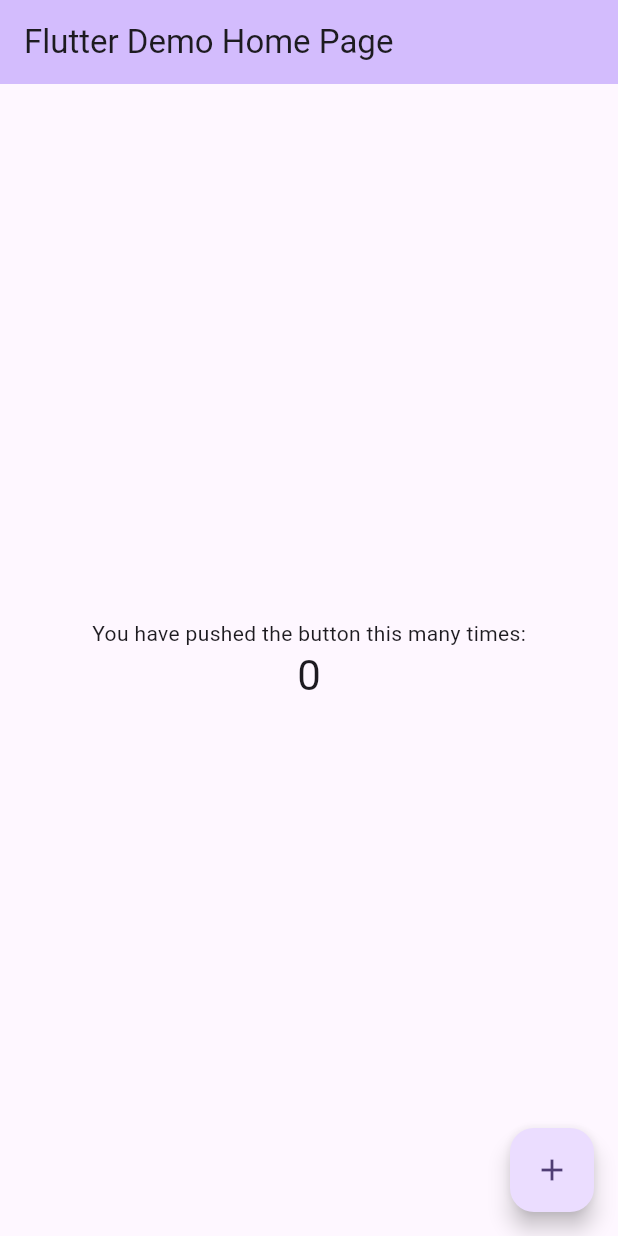
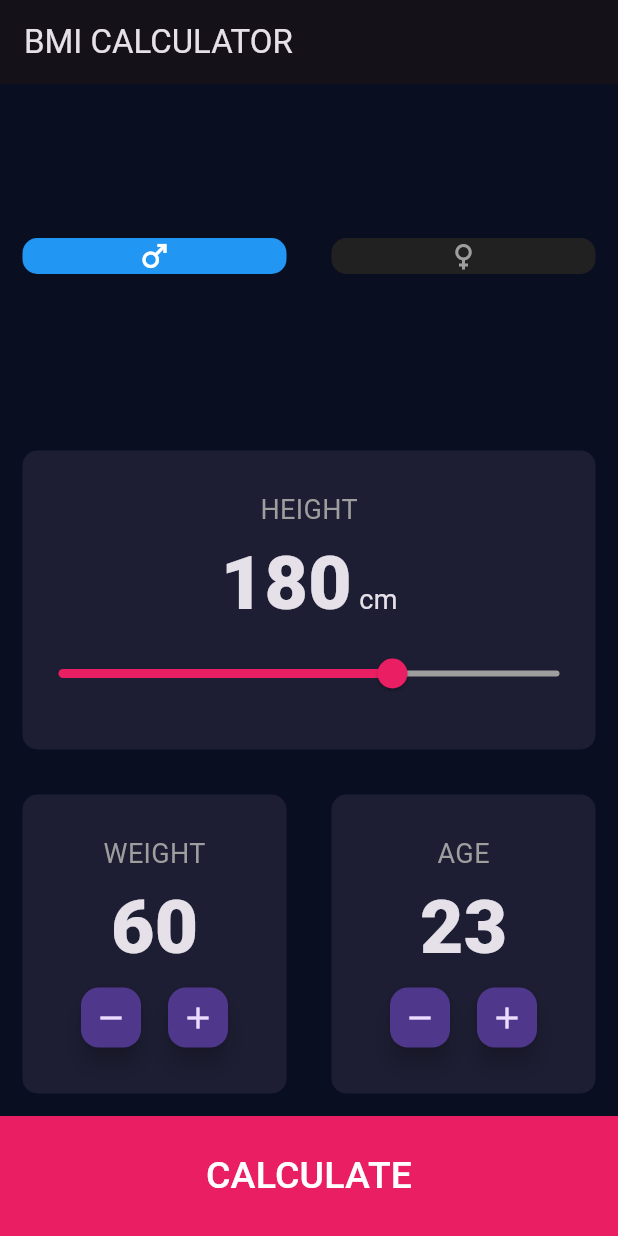
Before and after one commit to nadeem-ashraf-dev/bmi, a Flutter app: the screen it shows after launch, on a phone screen of 412 x 824 dp. Run offline on Flutter 3.47's test engine with Material 3 defaults, Android fonts, the phone set to English and light mode, and no system bars.

Commit message:
video 1
add theme colour by theme data add krna ha ha or is ma by difult use krna ha
ak class ko dosri class ma add kiya ha

```diff
--- a/lib/main.dart
+++ b/lib/main.dart
@@ -1,125 +1,262 @@
 import 'package:flutter/material.dart';
 
-void main() {
-  runApp(const MyApp());
-}
+void main() => runApp(BMICalculatorApp());
 
-class MyApp extends StatelessWidget {
-  const MyApp({super.key});
-
-  // This widget is the root of your application.
+class BMICalculatorApp extends StatelessWidget {
   @override
   Widget build(BuildContext context) {
     return MaterialApp(
-      title: 'Flutter Demo',
-      theme: ThemeData(
-        // This is the theme of your application.
-        //
-        // TRY THIS: Try running your application with "flutter run". You'll see
-        // the application has a purple toolbar. Then, without quitting the app,
-        // try changing the seedColor in the colorScheme below to Colors.green
-        // and then invoke "hot reload" (save your changes or press the "hot
-        // reload" button in a Flutter-supported IDE, or press "r" if you used
-        // the command line to start the app).
-        //
-        // Notice that the counter didn't reset back to zero; the application
-        // state is not lost during the reload. To reset the state, use hot
-        // restart instead.
-        //
-        // This works for code too, not just values: Most code changes can be
-        // tested with just a hot reload.
-        colorScheme: ColorScheme.fromSeed(seedColor: Colors.deepPurple),
-        useMaterial3: true,
+      theme: ThemeData.dark().copyWith(
+        primaryColor: Color(0xFF0A0E21),
+        scaffoldBackgroundColor: Color(0xFF0A0E21),
       ),
-      home: const MyHomePage(title: 'Flutter Demo Home Page'),
+      home: BMICalculatorScreen(),
     );
   }
 }
 
-class MyHomePage extends StatefulWidget {
-  const MyHomePage({super.key, required this.title});
-
-  // This widget is the home page of your application. It is stateful, meaning
-  // that it has a State object (defined below) that contains fields that affect
-  // how it looks.
-
-  // This class is the configuration for the state. It holds the values (in this
-  // case the title) provided by the parent (in this case the App widget) and
-  // used by the build method of the State. Fields in a Widget subclass are
-  // always marked "final".
-
-  final String title;
-
+class BMICalculatorScreen extends StatefulWidget {
   @override
-  State<MyHomePage> createState() => _MyHomePageState();
+  _BMICalculatorScreenState createState() => _BMICalculatorScreenState();
 }
 
-class _MyHomePageState extends State<MyHomePage> {
-  int _counter = 0;
+class _BMICalculatorScreenState extends State<BMICalculatorScreen> {
+  bool isMale = true;
+  int height = 180; // in cm
+  int weight = 60;  // in kg
+  int age = 23;
 
-  void _incrementCounter() {
-    setState(() {
-      // This call to setState tells the Flutter framework that something has
-      // changed in this State, which causes it to rerun the build method below
-      // so that the display can reflect the updated values. If we changed
-      // _counter without calling setState(), then the build method would not be
-      // called again, and so nothing would appear to happen.
-      _counter++;
-    });
+  double calculateBMI() {
+    // Convert height to meters
+    double heightInMeters = height / 100;
+    // Calculate BMI
+    return weight / (heightInMeters * heightInMeters);
+  }
+
+  void showBMIResult() {
+    double bmi = calculateBMI();
+    String result;
+
+    if (bmi < 18.5) {
+      result = "Underweight";
+    } else if (bmi < 24.9) {
+      result = "Normal weight";
+    } else if (bmi < 29.9) {
+      result = "Overweight";
+    } else {
+      result = "Obesity";
+    }
+
+    // Show dialog with the result
+    showDialog(
+      context: context,
+      builder: (context) {
+        return AlertDialog(
+          title: Text('Your BMI'),
+          content: Text('BMI: ${bmi.toStringAsFixed(1)}\nStatus: $result'),
+          actions: [
+            TextButton(
+              child: Text('OK'),
+              onPressed: () {
+                Navigator.of(context).pop();
+              },
+            ),
+          ],
+        );
+      },
+    );
   }
 
   @override
   Widget build(BuildContext context) {
-    // This method is rerun every time setState is called, for instance as done
-    // by the _incrementCounter method above.
-    //
-    // The Flutter framework has been optimized to make rerunning build methods
-    // fast, so that you can just rebuild anything that needs updating rather
-    // than having to individually change instances of widgets.
     return Scaffold(
       appBar: AppBar(
-        // TRY THIS: Try changing the color here to a specific color (to
-        // Colors.amber, perhaps?) and trigger a hot reload to see the AppBar
-        // change color while the other colors stay the same.
-        backgroundColor: Theme.of(context).colorScheme.inversePrimary,
-        // Here we take the value from the MyHomePage object that was created by
-        // the App.build method, and use it to set our appbar title.
-        title: Text(widget.title),
+        title: Text('BMI CALCULATOR'),
       ),
-      body: Center(
-        // Center is a layout widget. It takes a single child and positions it
-        // in the middle of the parent.
-        child: Column(
-          // Column is also a layout widget. It takes a list of children and
-          // arranges them vertically. By default, it sizes itself to fit its
-          // children horizontally, and tries to be as tall as its parent.
-          //
-          // Column has various properties to control how it sizes itself and
-          // how it positions its children. Here we use mainAxisAlignment to
-          // center the children vertically; the main axis here is the vertical
-          // axis because Columns are vertical (the cross axis would be
-          // horizontal).
-          //
-          // TRY THIS: Invoke "debug painting" (choose the "Toggle Debug Paint"
-          // action in the IDE, or press "p" in the console), to see the
-          // wireframe for each widget.
-          mainAxisAlignment: MainAxisAlignment.center,
-          children: <Widget>[
-            const Text(
-              'You have pushed the button this many times:',
+      body: Column(
+        children: [
+          Expanded(
+            child: Row(
+              children: [
+                Expanded(
+                  child: GestureDetector(
+                    onTap: () {
+                      setState(() {
+                        isMale = true;
+                      });
+                    },
+                    child: Container(
+                      child: Icon(Icons.male, color: isMale ? Colors.white : Colors.grey),
+                      margin: EdgeInsets.all(15.0),
+                      decoration: BoxDecoration(
+                        color: isMale ? Colors.blue : Colors.grey[900],
+                        borderRadius: BorderRadius.circular(10.0),
+                      ),
+                    ),
+                  ),
+                ),
+                Expanded(
+                  child: GestureDetector(
+                    onTap: () {
+                      setState(() {
+                        isMale = false;
+                      });
+                    },
+                    child: Container(
+                      child: Icon(Icons.female, color: isMale ? Colors.grey : Colors.white),
+                      margin: EdgeInsets.all(15.0),
+                      decoration: BoxDecoration(
+                        color: isMale ? Colors.grey[900] : Colors.pink,
+                        borderRadius: BorderRadius.circular(10.0),
+                      ),
+                    ),
+                  ),
+                ),
+              ],
             ),
-            Text(
-              '$_counter',
-              style: Theme.of(context).textTheme.headlineMedium,
+          ),
+          Expanded(
+            child: Container(
+              margin: EdgeInsets.all(15.0),
+              decoration: BoxDecoration(
+                color: Color(0xFF1D1E33),
+                borderRadius: BorderRadius.circular(10.0),
+              ),
+              child: Column(
+                mainAxisAlignment: MainAxisAlignment.center,
+                children: [
+                  Text('HEIGHT', style: TextStyle(fontSize: 18.0, color: Colors.grey)),
+                  Row(
+                    mainAxisAlignment: MainAxisAlignment.center,
+                    crossAxisAlignment: CrossAxisAlignment.baseline,
+                    textBaseline: TextBaseline.alphabetic,
+                    children: [
+                      Text(height.toString(), style: TextStyle(fontSize: 50.0, fontWeight: FontWeight.w900)),
+                      Text(' cm', style: TextStyle(fontSize: 18.0)),
+                    ],
+                  ),
+                  Slider(
+                    value: height.toDouble(),
+                    min: 100,
+                    max: 220,
+                    activeColor: Colors.pink,
+                    inactiveColor: Colors.grey,
+                    onChanged: (double newValue) {
+                      setState(() {
+                        height = newValue.round();
+                      });
+                    },
+                  ),
+                ],//
+              ),
             ),
-          ],
-        ),
+          ),
+          Expanded(
+            child: Row(
+              children: [
+                Expanded(
+                  child: Container(
+                    margin: EdgeInsets.all(15.0),
+                    decoration: BoxDecoration(
+                      color: Color(0xFF1D1E33),
+                      borderRadius: BorderRadius.circular(10.0),
+                    ),
+                    child: Column(
+                      mainAxisAlignment: MainAxisAlignment.center,
+                      children: [
+                        Text('WEIGHT', style: TextStyle(fontSize: 18.0, color: Colors.grey)),
+                        Text(weight.toString(), style: TextStyle(fontSize: 50.0, fontWeight: FontWeight.w900)),
+                        Row(
+                          mainAxisAlignment: MainAxisAlignment.center,
+                          children: [
+                            FloatingActionButton(
+                              heroTag: 'weight-',
+                              onPressed: () {
+                                setState(() {
+                                  weight--;
+                                });
+                              },
+                              mini: true,
+                              child: Icon(Icons.remove),
+                            ),
+                            SizedBox(width: 10.0),
+                            FloatingActionButton(
+                              heroTag: 'weight+',
+                              onPressed: () {
+                                setState(() {
+                                  weight++;
+                                });
+                              },
+                              mini: true,
+                              child: Icon(Icons.add),
+                            ),
+                          ],
+                        ),
+                      ],
+                    ),
+                  ),
+                ),
+                Expanded(
+                  child: Container(
+                    margin: EdgeInsets.all(15.0),
+                    decoration: BoxDecoration(
+                      color: Color(0xFF1D1E33),
+                      borderRadius: BorderRadius.circular(10.0),
+                    ),
+                    child: Column(
+                      mainAxisAlignment: MainAxisAlignment.center,
+                      children: [
+                        Text('AGE', style: TextStyle(fontSize: 18.0, color: Colors.grey)),
+                        Text(age.toString(), style: TextStyle(fontSize: 50.0, fontWeight: FontWeight.w900)),
+                        Row(
+                          mainAxisAlignment: MainAxisAlignment.center,
+                          children: [
+                            FloatingActionButton(
+                              heroTag: 'age-',
+                              onPressed: () {
+                                setState(() {
+                                  age--;
+                                });
+                              },
+                              mini: true,
+                              child: Icon(Icons.remove),
+                            ),
+                            SizedBox(width: 10.0),
+                            FloatingActionButton(
+                              heroTag: 'age+',
+                              onPressed: () {
+                                setState(() {
+                                  age++;
+                                });
+                              },
+                              mini: true,
+                              child: Icon(Icons.add),
+                            ),
+                          ],
+                        ),
+                      ],
+                    ),
+                  ),
+                ),
+              ],
+            ),
+          ),
+          Container(
+            color: Colors.pink,
+            width: double.infinity,
+            height: 80.0,
+            child: TextButton(
+              child: Text(
+                'CALCULATE',
+                style: TextStyle(fontSize: 25.0, color: Colors.white),
+              ),
+              onPressed: () {
+                showBMIResult(); // Call the method to show the BMI result
+              },
+            ),
+          ),
+        ],
       ),
-      floatingActionButton: FloatingActionButton(
-        onPressed: _incrementCounter,
-        tooltip: 'Increment',
-        child: const Icon(Icons.add),
-      ), // This trailing comma makes auto-formatting nicer for build methods.
     );
   }
 }
```
